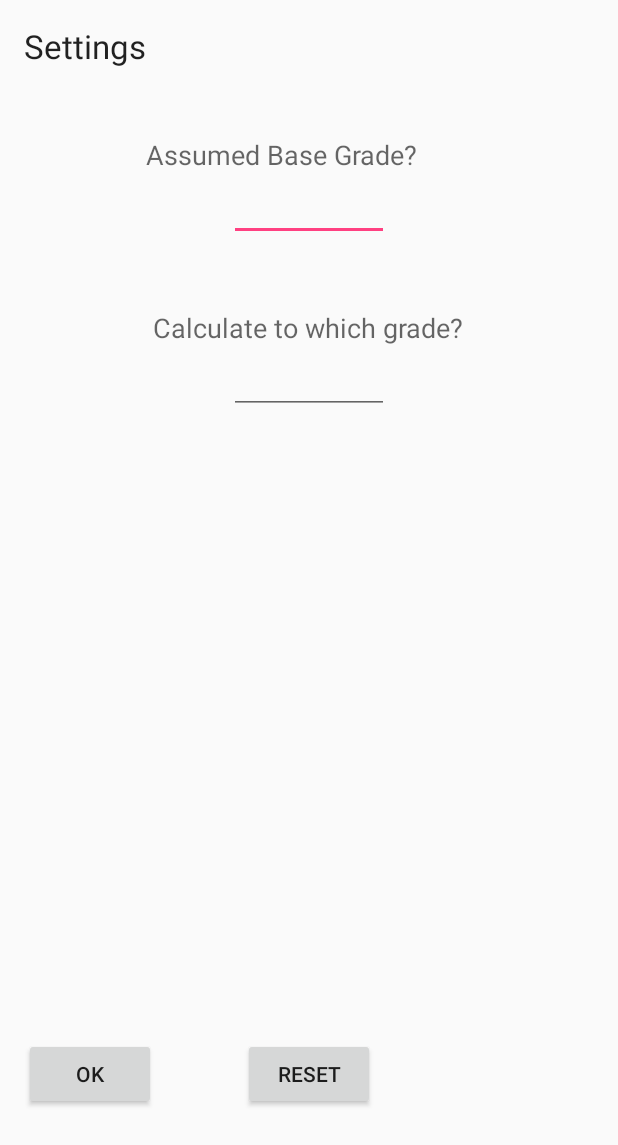
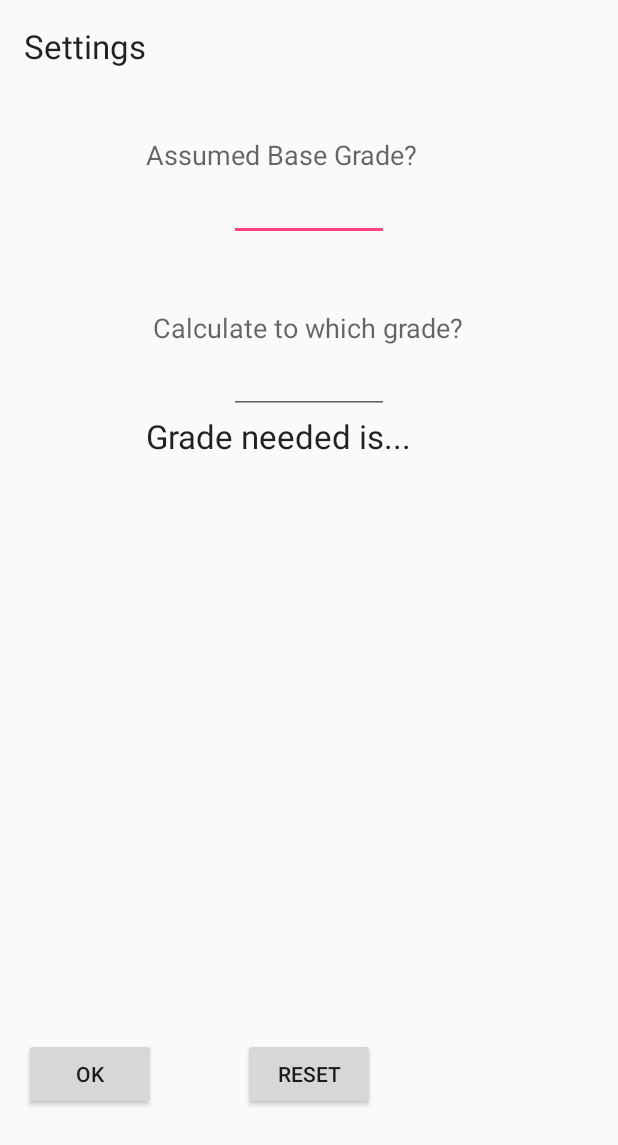
Before and after one commit to kaylebug1/Grade_Calculator, an Android app: the SettingsActivity screen opened directly, with no data from a screen before it, on a phone screen of 412 x 824 dp. Shown: the top 1145 px of the screen. Run offline under Robolectric (Android 15) with nearby library versions, the phone set to English and light mode, and no system bars.

Commit message:
calculating to a grade almost works

```diff
--- a/app/src/main/java/com/example/kayle/grade_calculator/Calculator.java
+++ b/app/src/main/java/com/example/kayle/grade_calculator/Calculator.java
@@ -57,7 +57,7 @@ public class Calculator {
      * @return The grade percent that, if every assignment had this grade, it would reach the
      *      target grade
      */
-    public float projectNeededGrade(Course course, float grade) {
+    public static float projectNeededGrade(Course course, float grade) {
         float gradeSet = 0.0f,
                 baseInfluence = 0.0f,
                 totalWeight = 0.0f;
@@ -66,7 +66,7 @@ public class Calculator {
             List<Assignment> list = s.getAssignments();
             if(list.size() > 0) {
 
-            int graded=0;
+            int graded=1;
             float sectionGrade = 0.0f;
             double percentComplete;
 
--- a/app/src/main/res/layout/content_settings.xml
+++ b/app/src/main/res/layout/content_settings.xml
@@ -77,4 +77,21 @@
         android:id="@+id/resetButton"
         android:layout_alignTop="@+id/okButton"
         android:layout_centerHorizontal="true" />
+
+    <TextView
+        android:layout_width="wrap_content"
+        android:layout_height="wrap_content"
+        android:textAppearance="?android:attr/textAppearanceLarge"
+        android:text="Grade needed is..."
+        android:id="@+id/textView7"
+        android:layout_below="@+id/TargetGrade"
+        android:layout_alignStart="@+id/textView5" />
+
+    <TextView
+        android:layout_width="wrap_content"
+        android:layout_height="wrap_content"
+        android:textAppearance="?android:attr/textAppearanceMedium"
+        android:id="@+id/GradeNeeded"
+        android:layout_below="@+id/textView7"
+        android:layout_centerHorizontal="true" />
 </RelativeLayout>
```
Also changed, not shown: app/src/main/java/com/example/kayle/grade_calculator/SettingsActivity.java (+13 -2 lines).
